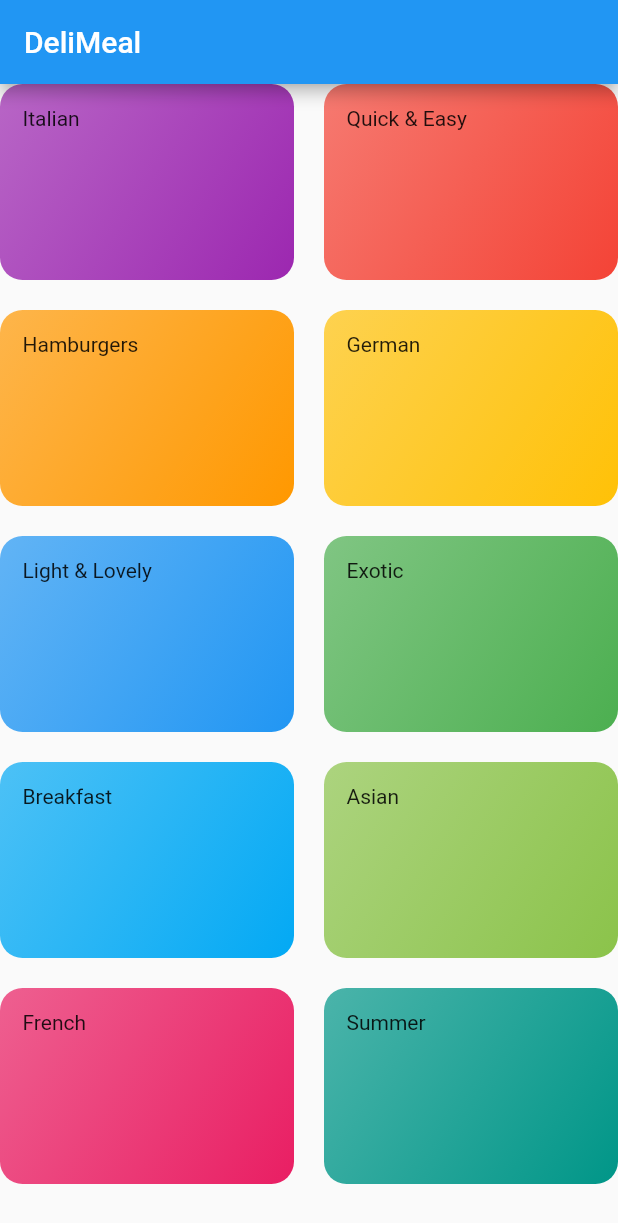
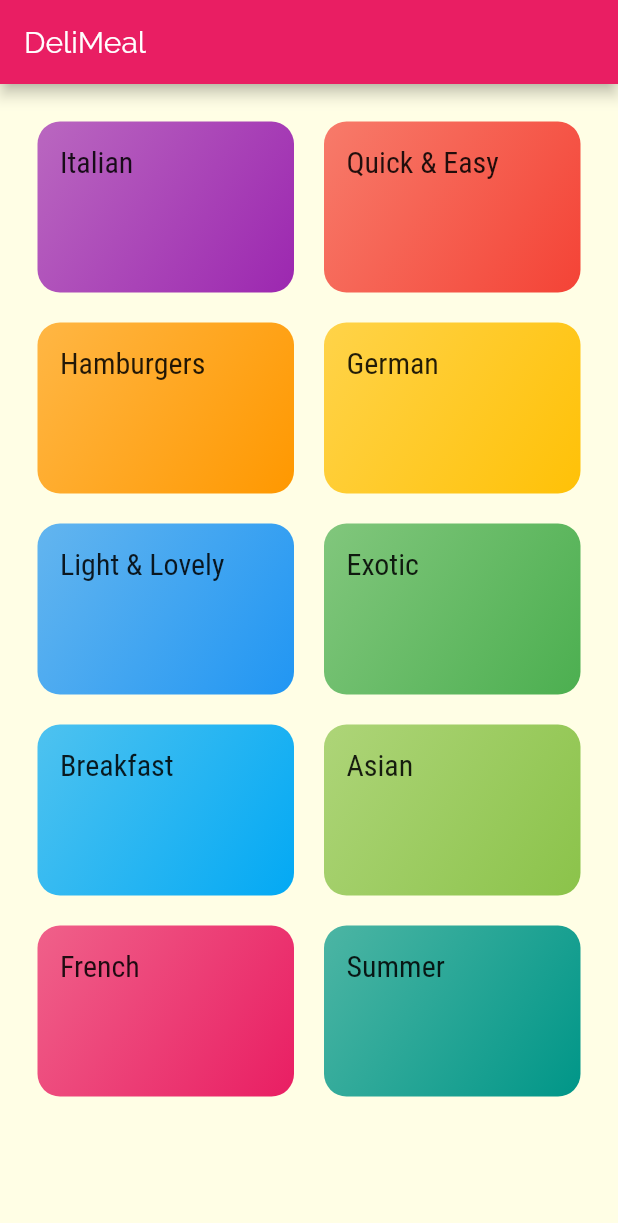
Before and after one commit to sravanpabolu/MealsAppTrainingFlutter, a Flutter app: the screen it shows after launch, on a phone screen of 412 x 824 dp. Shown: the top 1223 px of the screen. Run offline on Flutter 3.47's test engine with Material 2 defaults, Android fonts, the phone set to English and light mode, and no system bars.

Commit message:
Styling and theming

```diff
--- a/lib/categories_screen.dart
+++ b/lib/categories_screen.dart
@@ -11,6 +11,7 @@ class CategoriesScreen extends StatelessWidget {
         title: Text('DeliMeal'),
       ),
       body: GridView(
+        padding: const EdgeInsets.all(25),
         gridDelegate: SliverGridDelegateWithMaxCrossAxisExtent(
           maxCrossAxisExtent: 200,
           childAspectRatio: 3 / 2, //height and width
--- a/lib/category_item.dart
+++ b/lib/category_item.dart
@@ -12,14 +12,18 @@ class CategoryItem extends StatelessWidget {
   Widget build(BuildContext context) {
     return Container(
       padding: const EdgeInsets.all(15),
-      child: Text(title),
+      child: Text(
+        title,
+        style: Theme.of(context).textTheme.title,
+      ),
       decoration: BoxDecoration(
-        gradient: LinearGradient(colors: [
-          color.withOpacity(0.7),
-          color,
-        ],
-        begin: Alignment.topLeft,
-        end: Alignment.bottomRight,
+        gradient: LinearGradient(
+          colors: [
+            color.withOpacity(0.7),
+            color,
+          ],
+          begin: Alignment.topLeft,
+          end: Alignment.bottomRight,
         ),
         borderRadius: BorderRadius.circular(15),
       ),
--- a/lib/main.dart
+++ b/lib/main.dart
@@ -10,7 +10,22 @@ class MyApp extends StatelessWidget {
     return MaterialApp(
         title: 'DeliMeals',
         theme: ThemeData(
-        primarySwatch: Colors.blue,
+          primarySwatch: Colors.pink,
+          accentColor: Colors.amber,
+          canvasColor: Color.fromRGBO(255, 254, 229, 1),
+          fontFamily: 'Raleway',
+          textTheme: ThemeData.light().textTheme.copyWith(
+                body1: TextStyle(
+                  color: Color.fromRGBO(20, 51, 51, 1),
+                ),
+                body2: TextStyle(
+                  color: Color.fromRGBO(20, 51, 51, 1),
+                ),
+                title: TextStyle(
+                  fontSize: 20,
+                  fontFamily: 'RobotoCondensed',
+                ),
+              ),
         ),
         home: CategoriesScreen()
         // MyHomePage(),
```
Also changed, not shown: pubspec.yaml (+18 -6 lines), assets/fonts/Raleway-Black.ttf (added), assets/fonts/Raleway-Bold.ttf (added), assets/fonts/Raleway-Regular.ttf (added), assets/fonts/RobotoCondensed-Bold.ttf (added), assets/fonts/RobotoCondensed-Italic.ttf (added), assets/fonts/RobotoCondensed-Light.ttf (added), assets/fonts/RobotoCondensed-Regular.ttf (added). Lines whose indentation alone changed are shown as unchanged.
